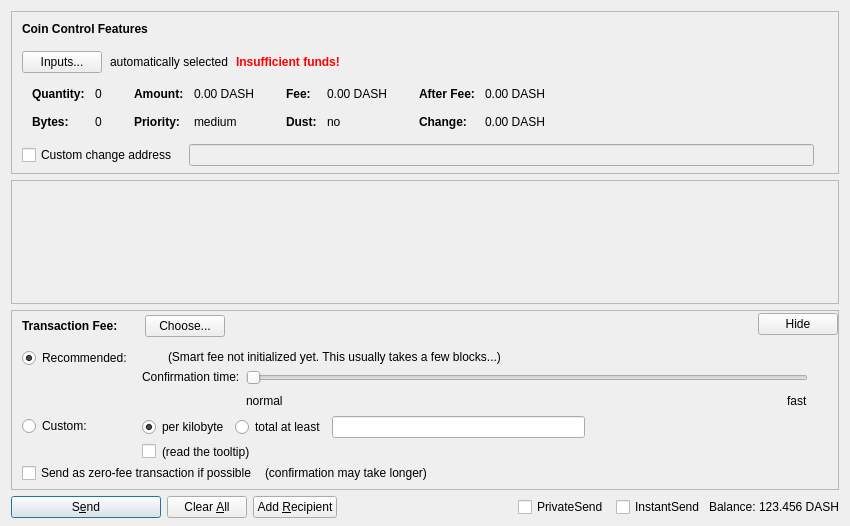
Old version of the form src/qt/forms/sendcoinsdialog.ui in the repository BurningMan44/SprintCoin.
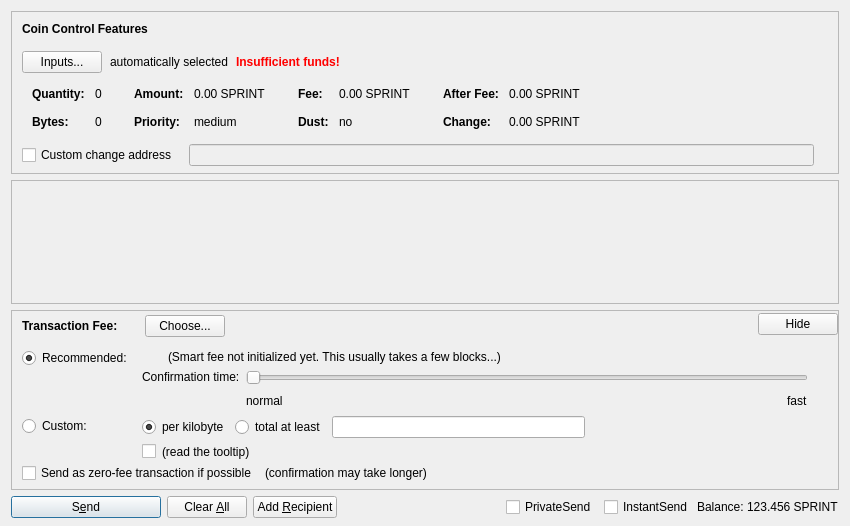
New version of the form. Custom widgets are drawn as their Qt base class.

Diff of the .ui file:
```diff
--- a/src/qt/forms/sendcoinsdialog.ui
+++ b/src/qt/forms/sendcoinsdialog.ui
@@ -324,7 +324,7 @@
                   <enum>Qt::ActionsContextMenu</enum>
                  </property>
                  <property name="text">
-                  <string notr="true">0.00 DASH</string>
+                  <string notr="true">0.00 SPRINT</string>
                  </property>
                  <property name="textInteractionFlags">
                   <set>Qt::LinksAccessibleByMouse|Qt::TextSelectableByKeyboard|Qt::TextSelectableByMouse</set>
@@ -404,7 +404,7 @@
                   <enum>Qt::ActionsContextMenu</enum>
                  </property>
                  <property name="text">
-                  <string notr="true">0.00 DASH</string>
+                  <string notr="true">0.00 SPRINT</string>
                  </property>
                  <property name="textInteractionFlags">
                   <set>Qt::LinksAccessibleByMouse|Qt::TextSelectableByKeyboard|Qt::TextSelectableByMouse</set>
@@ -484,7 +484,7 @@
                   <enum>Qt::ActionsContextMenu</enum>
                  </property>
                  <property name="text">
-                  <string notr="true">0.00 DASH</string>
+                  <string notr="true">0.00 SPRINT</string>
                  </property>
                  <property name="textInteractionFlags">
                   <set>Qt::LinksAccessibleByMouse|Qt::TextSelectableByKeyboard|Qt::TextSelectableByMouse</set>
@@ -513,7 +513,7 @@
                   <enum>Qt::ActionsContextMenu</enum>
                  </property>
                  <property name="text">
-                  <string notr="true">0.00 DASH</string>
+                  <string notr="true">0.00 SPRINT</string>
                  </property>
                  <property name="textInteractionFlags">
                   <set>Qt::LinksAccessibleByMouse|Qt::TextSelectableByKeyboard|Qt::TextSelectableByMouse</set>
@@ -1366,7 +1366,7 @@
           <cursorShape>IBeamCursor</cursorShape>
          </property>
          <property name="text">
-          <string notr="true">123.456 DASH</string>
+          <string notr="true">123.456 SPRINT</string>
          </property>
          <property name="textInteractionFlags">
           <set>Qt::LinksAccessibleByMouse|Qt::TextSelectableByKeyboard|Qt::TextSelectableByMouse</set>
```
